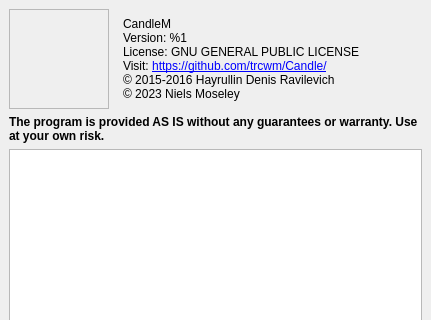
First picture: the form in src/frmabout.ui, repository trcwm/Candle, before the edit; both pictures show x 0 to 431 and y 0 to 320 of the 431 by 500 pixel window.
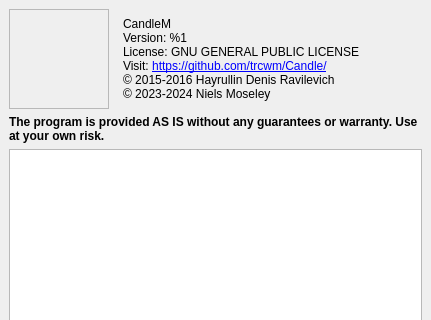
Second picture: the form after the edit. Icons and pictures are not drawn.

Patch:
```diff
--- a/src/frmabout.ui
+++ b/src/frmabout.ui
@@ -58,7 +58,7 @@
      <item>
       <widget class="QLabel" name="lblAbout">
        <property name="text">
-        <string>&lt;html&gt;&lt;head/&gt;&lt;body&gt;&lt;p&gt;CandleM&lt;br/&gt;Version: %1&lt;br/&gt;License: GNU GENERAL PUBLIC LICENSE&lt;br/&gt;Visit: &lt;a href=&quot;https://github.com/trcwm/Candle/&quot;&gt;&lt;span style=&quot; text-decoration: underline; color:#0000ff;&quot;&gt;https://github.com/trcwm/Candle/&lt;br/&gt;&lt;/span&gt;&lt;/a&gt;© 2015-2016 Hayrullin Denis Ravilevich&lt;br&gt;© 2023 Niels Moseley&lt;/p&gt;&lt;/body&gt;&lt;/html&gt;</string>
+        <string>&lt;html&gt;&lt;head/&gt;&lt;body&gt;&lt;p&gt;CandleM&lt;br/&gt;Version: %1&lt;br/&gt;License: GNU GENERAL PUBLIC LICENSE&lt;br/&gt;Visit: &lt;a href=&quot;https://github.com/trcwm/Candle/&quot;&gt;&lt;span style=&quot; text-decoration: underline; color:#0000ff;&quot;&gt;https://github.com/trcwm/Candle/&lt;br/&gt;&lt;/span&gt;&lt;/a&gt;© 2015-2016 Hayrullin Denis Ravilevich&lt;br&gt;© 2023-2024 Niels Moseley&lt;/p&gt;&lt;/body&gt;&lt;/html&gt;</string>
        </property>
        <property name="alignment">
         <set>Qt::AlignLeading|Qt::AlignLeft|Qt::AlignVCenter</set>
```
